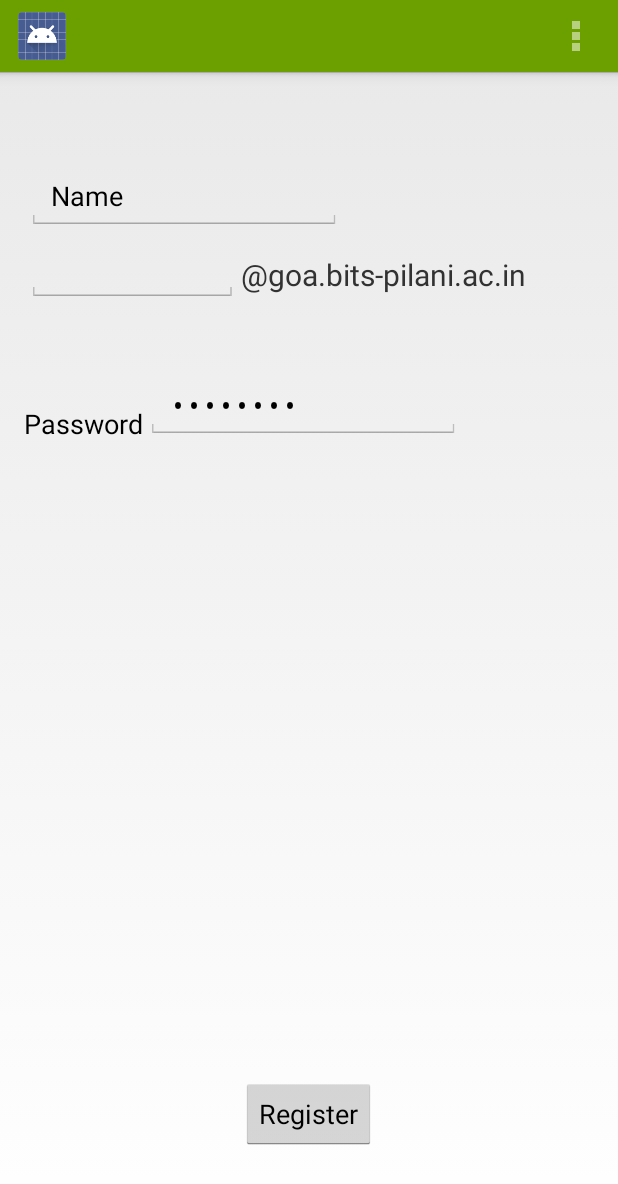
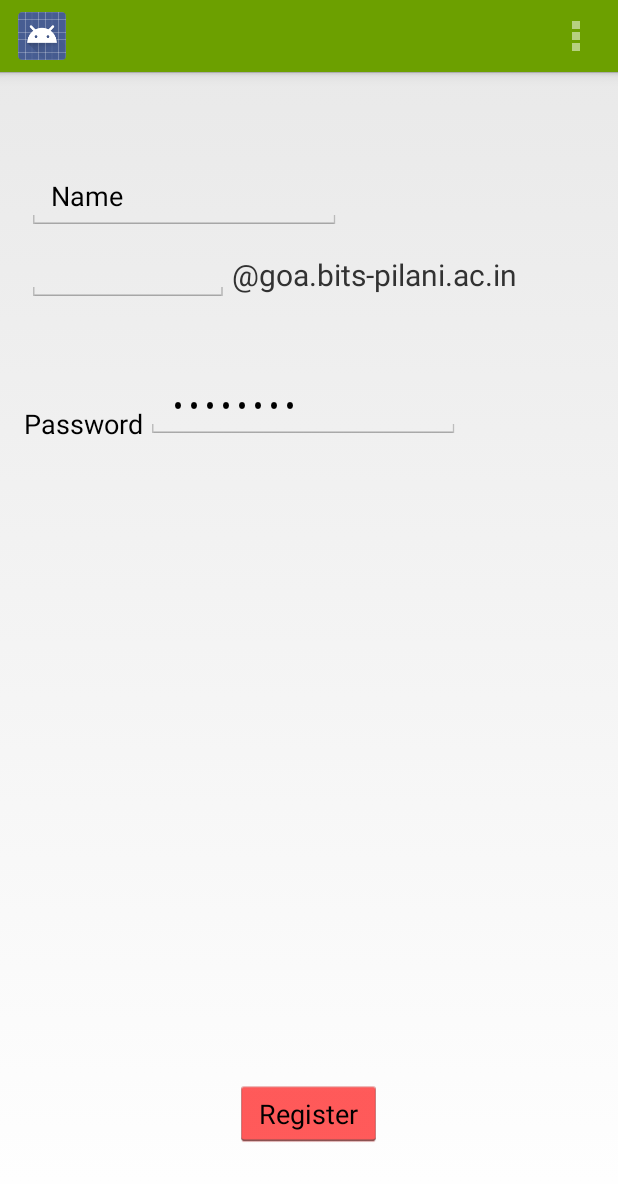
Before and after one commit to sankarmanoj/TheFoodKingApp, an Android app: the screen it shows after launch (Login), on a phone screen of 412 x 824 dp. Shown: the top 1184 px of the screen. Run offline under Robolectric (Android 15) with nearby library versions, the phone set to English and light mode, and no system bars.

Commit message:
Added a red chilly flavour :P

```diff
--- /dev/null
+++ b/app/src/main/res/drawable-xhdpi/apptheme_btn_default_holo_light.xml
@@ -0,0 +1,32 @@
+<?xml version="1.0" encoding="utf-8"?>
+<!-- Copyright (C) 2010 The Android Open Source Project
+
+     Licensed under the Apache License, Version 2.0 (the "License");
+     you may not use this file except in compliance with the License.
+     You may obtain a copy of the License at
+
+          http://www.apache.org/licenses/LICENSE-2.0
+
+     Unless required by applicable law or agreed to in writing, software
+     distributed under the License is distributed on an "AS IS" BASIS,
+     WITHOUT WARRANTIES OR CONDITIONS OF ANY KIND, either express or implied.
+     See the License for the specific language governing permissions and
+     limitations under the License.
+-->
+
+<selector xmlns:android="http://schemas.android.com/apk/res/android">
+    <item android:state_window_focused="false" android:state_enabled="true"
+        android:drawable="@drawable/apptheme_btn_default_normal_holo_light" />
+    <item android:state_window_focused="false" android:state_enabled="false"
+        android:drawable="@drawable/apptheme_btn_default_disabled_holo_light" />
+    <item android:state_pressed="true"
+        android:drawable="@drawable/apptheme_btn_default_pressed_holo_light" />
+    <item android:state_focused="true" android:state_enabled="true"
+        android:drawable="@drawable/apptheme_btn_default_focused_holo_light" />
+    <item android:state_enabled="true"
+        android:drawable="@drawable/apptheme_btn_default_normal_holo_light" />
+    <item android:state_focused="true"
+        android:drawable="@drawable/apptheme_btn_default_disabled_focused_holo_light" />
+    <item
+         android:drawable="@drawable/apptheme_btn_default_disabled_holo_light" />
+</selector>
--- a/app/src/main/res/layout/activity_foodcart.xml
+++ b/app/src/main/res/layout/activity_foodcart.xml
@@ -69,7 +69,7 @@
         android:text="Checkout"
         android:textColor="#ffffff"
         android:visibility="visible"
-        android:background="@drawable/buttonshape"
+
         android:id="@+id/checkoutButton"
         android:layout_alignParentBottom="true"
 
--- a/app/src/main/res/values/styles.xml
+++ b/app/src/main/res/values/styles.xml
@@ -6,6 +6,9 @@
         <item name="android:actionBarStyle">@style/MyActionBar</item>
         <item name="android:editTextBackground">@drawable/editext</item>
         <item name="android:progressBarStyleHorizontal">@style/ProgressBarAppTheme</item>
+        <item name="android:buttonStyle">@style/ButtonAppTheme</item>
+
+        <item name="android:imageButtonStyle">@style/ImageButtonAppTheme</item>
 
 
     </style>
@@ -18,4 +21,11 @@
         <item name="android:progressDrawable">@drawable/apptheme_progress_horizontal_holo_light</item>
         <item name="android:indeterminateDrawable">@drawable/apptheme_progress_indeterminate_horizontal_holo_light</item>
     </style>
+    <style name="ImageButtonAppTheme" parent="android:Widget.Holo.Light.ImageButton">
+        <item name="android:background">@drawable/apptheme_btn_default_holo_light</item>
+    </style>
+    <style name="ButtonAppTheme" parent="android:Widget.Holo.Light.Button">
+        <item name="android:background">@drawable/apptheme_btn_default_holo_light</item>
+    </style>
+
 </resources>
```
